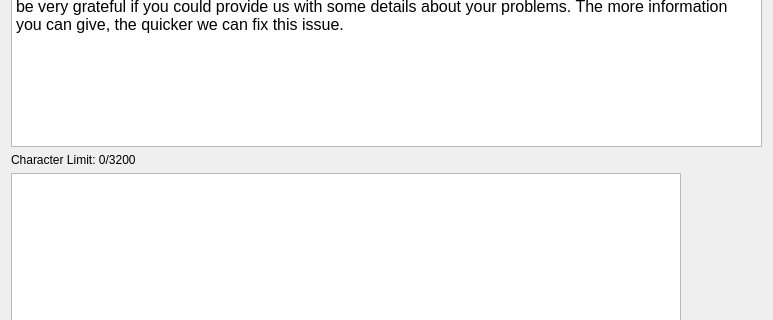
Before: the Qt Designer form qt/python/mantidqt/mantidqt/dialogs/errorreports/errorreport.ui in mantidproject/mantid, drawn with Qt 5; both pictures show x 0 to 773 and y 181 to 501 of the 773 by 644 pixel window.
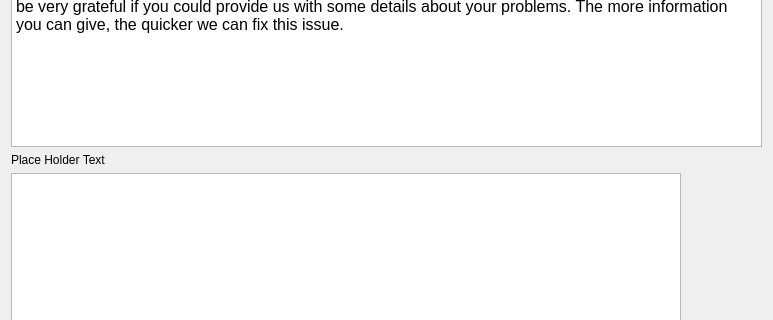
After: the same form once the commit is applied. Icons and pictures are not drawn.

What changed in the file:
```diff
--- a/qt/python/mantidqt/mantidqt/dialogs/errorreports/errorreport.ui
+++ b/qt/python/mantidqt/mantidqt/dialogs/errorreports/errorreport.ui
@@ -351,7 +351,7 @@
    <item row="2" column="0">
     <widget class="QLabel" name="free_text_length_label">
      <property name="text">
-      <string>Character Limit: 0/3200</string>
+      <string>Place Holder Text</string>
      </property>
     </widget>
    </item>
```
